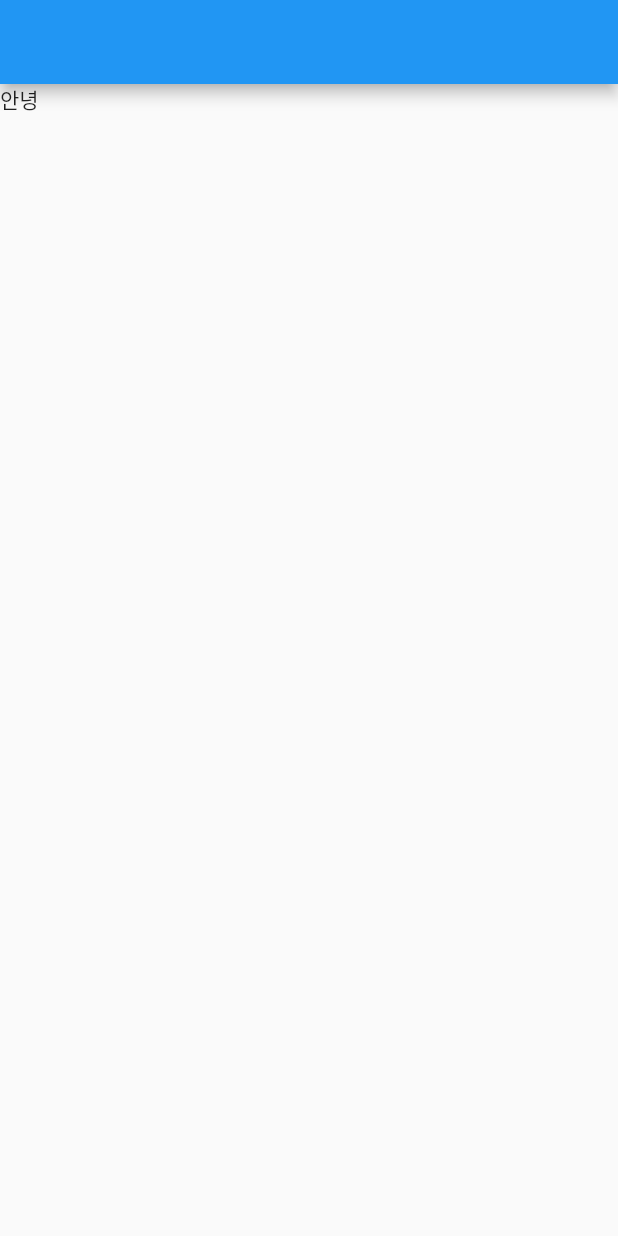
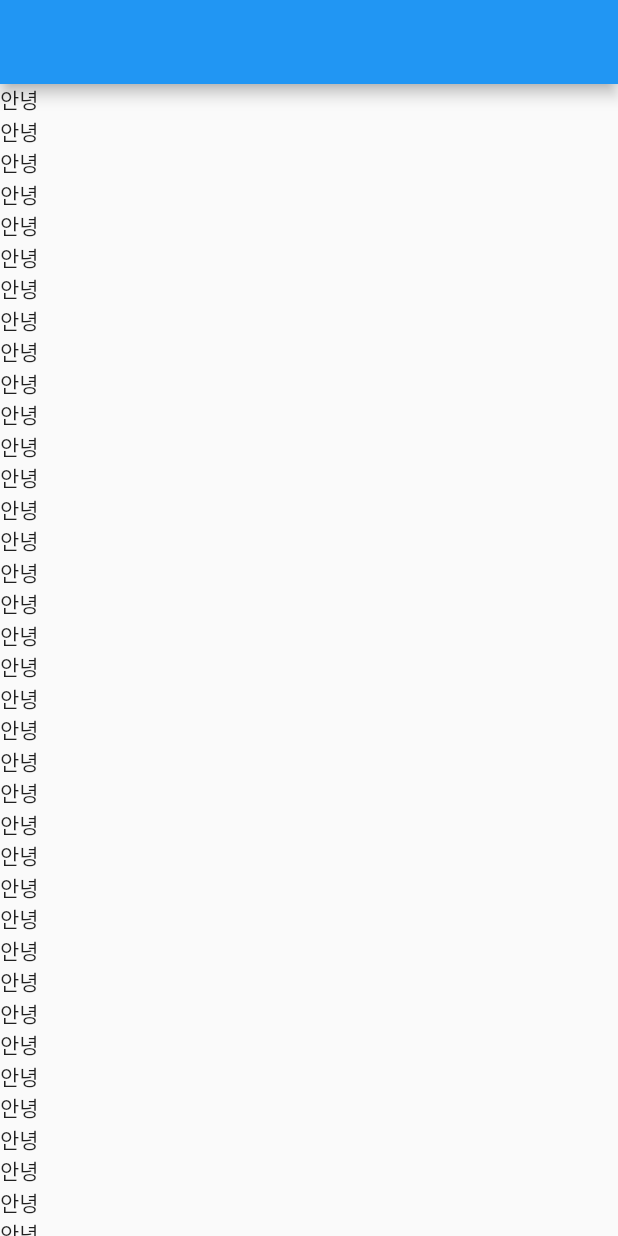
Before and after one commit to KangMyungSuk/flutter_study, a Flutter app: the screen it shows after launch, on a phone screen of 412 x 824 dp. Run offline on Flutter 3.47's test engine with Material 2 defaults, Android fonts, the phone set to English and light mode, and no system bars.

Commit message:
6-3 라이브뷰 샘플

```diff
--- a/lib/main.dart
+++ b/lib/main.dart
@@ -16,7 +16,55 @@ class  MyApp extends StatelessWidget {
     return MaterialApp(
         home: Scaffold(
             appBar: AppBar(),
-          body: a,
+          body: ListView(
+            children: [
+              Text('안녕'),
+              Text('안녕'),
+              Text('안녕'),
+              Text('안녕'),
+              Text('안녕'),
+              Text('안녕'),
+              Text('안녕'),
+              Text('안녕'),
+              Text('안녕'),
+              Text('안녕'),
+              Text('안녕'),
+              Text('안녕'),
+              Text('안녕'),
+              Text('안녕'),
+              Text('안녕'),
+              Text('안녕'),
+              Text('안녕'),
+              Text('안녕'),
+              Text('안녕'),
+              Text('안녕'),
+              Text('안녕'),
+              Text('안녕'),
+              Text('안녕'),
+              Text('안녕'),
+              Text('안녕'),
+              Text('안녕'),
+              Text('안녕'),
+              Text('안녕'),
+              Text('안녕'),
+              Text('안녕'),
+              Text('안녕'),
+              Text('안녕'),
+              Text('안녕'),
+              Text('안녕'),
+              Text('안녕'),
+              Text('안녕'),
+              Text('안녕'),
+              Text('안녕'),
+              Text('안녕'),
+              Text('안녕'),
+              Text('안녕'),
+              Text('안녕'),
+              Text('안녕'),
+              Text('안녕'),
+
+            ],
+          ),
         )
     );
   }
```
